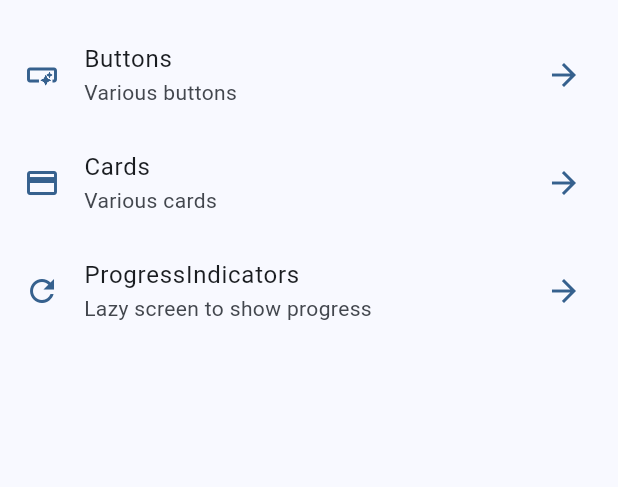
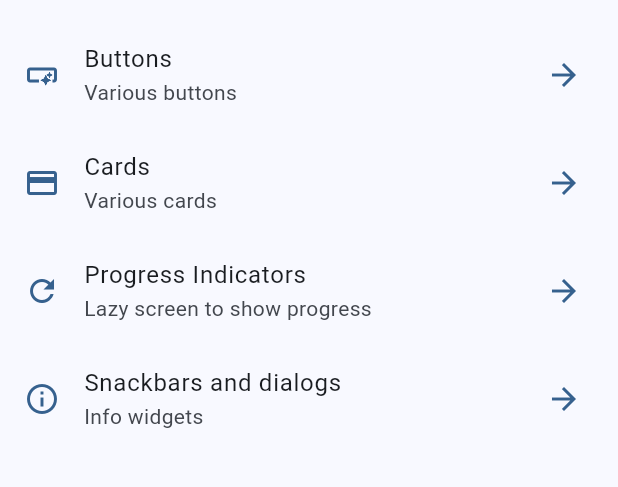
Before and after one commit to ProgramadorIV/Simple-flutter-app, a Flutter app: the screen it shows after launch, on a phone screen of 412 x 824 dp, the part 63-550 px from its top. Run offline on Flutter 3.47's test engine with Material 2 defaults, Android fonts, the phone set to English and light mode, and no system bars; our stand-ins replace go_router.

Commit message:
Dialog and snackbar example

```diff
--- a/lib/config/menu/menu_item.dart
+++ b/lib/config/menu/menu_item.dart
@@ -28,9 +28,15 @@ const appMenuItems = <MenuItem>[
     icon: Icons.credit_card,
   ),
   MenuItem(
-    title: 'ProgressIndicators',
+    title: 'Progress Indicators',
     subTitle: 'Lazy screen to show progress',
     link: '/progress',
     icon: Icons.refresh_outlined,
   ),
+  MenuItem(
+    title: 'Snackbars and dialogs',
+    subTitle: 'Info widgets',
+    link: '/snackbars',
+    icon: Icons.info_outline,
+  ),
 ];
--- a/lib/config/routing/app_router.dart
+++ b/lib/config/routing/app_router.dart
@@ -24,5 +24,10 @@ final appRouter = GoRouter(
       name: ProgressScreen.name,
       builder: (context, state) => const ProgressScreen(),
     ),
+    GoRoute(
+      path: '/snackbars',
+      name: SnackbarScreen.name,
+      builder: (context, state) => const SnackbarScreen(),
+    ),
   ],
 );
--- a/lib/main.dart
+++ b/lib/main.dart
@@ -12,6 +12,7 @@ class MainApp extends StatelessWidget {
   @override
   Widget build(BuildContext context) {
     return MaterialApp.router(
+      title: 'Simple App',
       routerConfig: appRouter,
       debugShowCheckedModeBanner: false,
       theme: AppTheme(selectedColor: 0).getTheme(),
```
Also changed, not shown: lib/presentation/screens/snackbar/snackbar.dart (+71 -1 lines).
